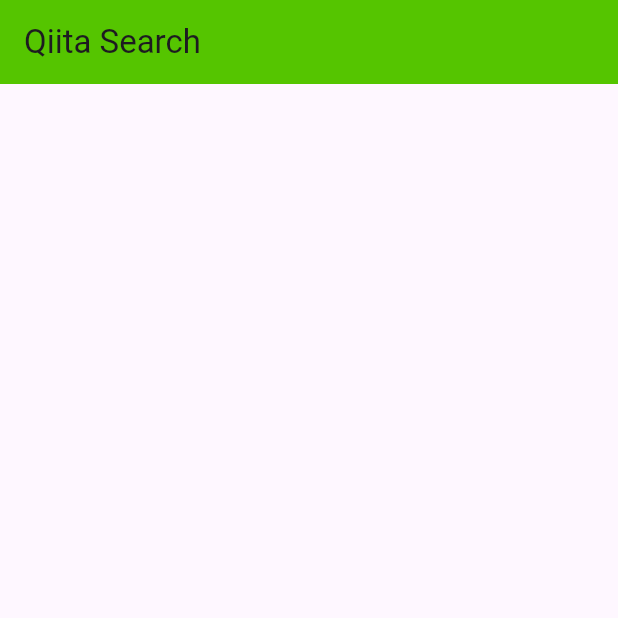
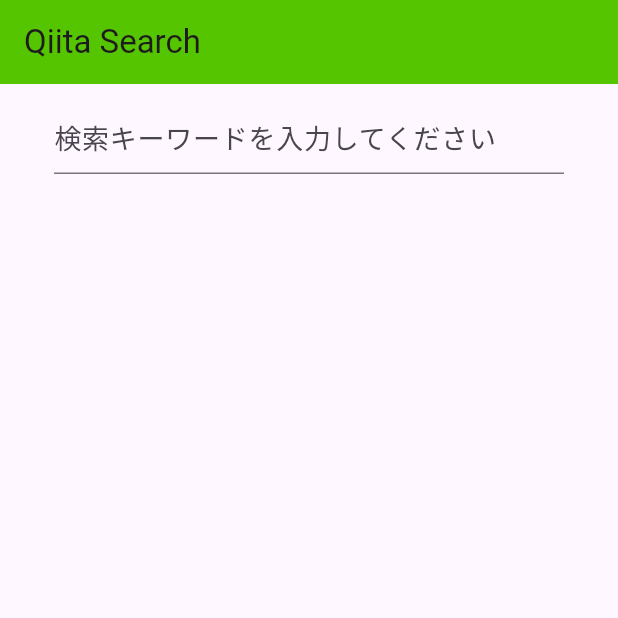
Before and after one commit to takumi0703/tutorial-flutter-app, a Flutter app: the screen it shows after launch, on a phone screen of 412 x 824 dp, the top half of it. Run offline on Flutter 3.47's test engine with Material 3 defaults, Android fonts, the phone set to English and light mode, and no system bars; our stand-ins replace flutter_dotenv.

Commit message:
検索フォームUI作成

```diff
--- a/lib/screens/search_screen.dart
+++ b/lib/screens/search_screen.dart
@@ -2,7 +2,7 @@
 import 'dart:convert';
 import 'package:http/http.dart' as http; // httpという変数を通して、httpパッケージにアクセス
 import 'package:flutter_dotenv/flutter_dotenv.dart';
-import 'package:qiita_search/models/article.dart';
+import 'package:qiita_search_app/models/article.dart';
 
 class SearchScreen extends StatefulWidget {
   const SearchScreen({super.key});
@@ -19,7 +19,21 @@
       appBar: AppBar(
         title: const Text('Qiita Search'),
       ),
-      body: Container(),
+      body: const Column(
+        children: [
+          Padding(
+            // symmetric で、縦方向(vertical)に12px、横方向(horizontal)に36pxのpaddingを設定
+            padding: EdgeInsets.symmetric(vertical: 12, horizontal: 36),
+            child: TextField(
+              style: TextStyle(
+                fontSize: 18,
+                color: Colors.black,
+              ),
+              decoration: InputDecoration(hintText: '検索キーワードを入力してください',),
+            ),
+          )
+        ],
+      )
     );
   }
 }
```
